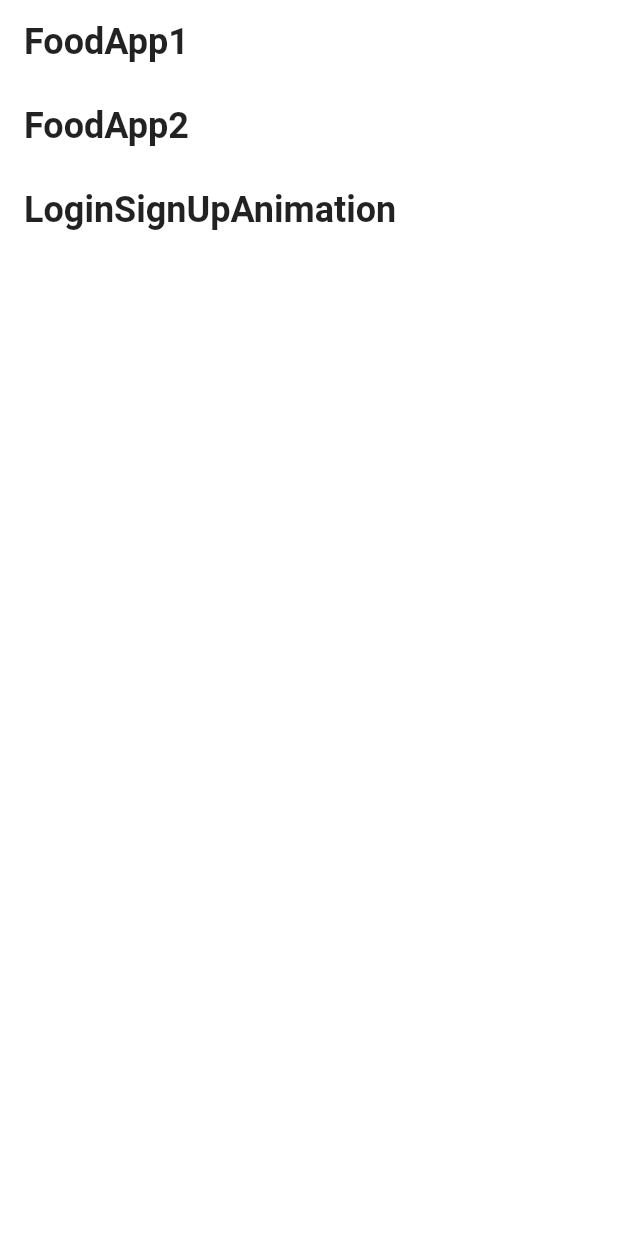
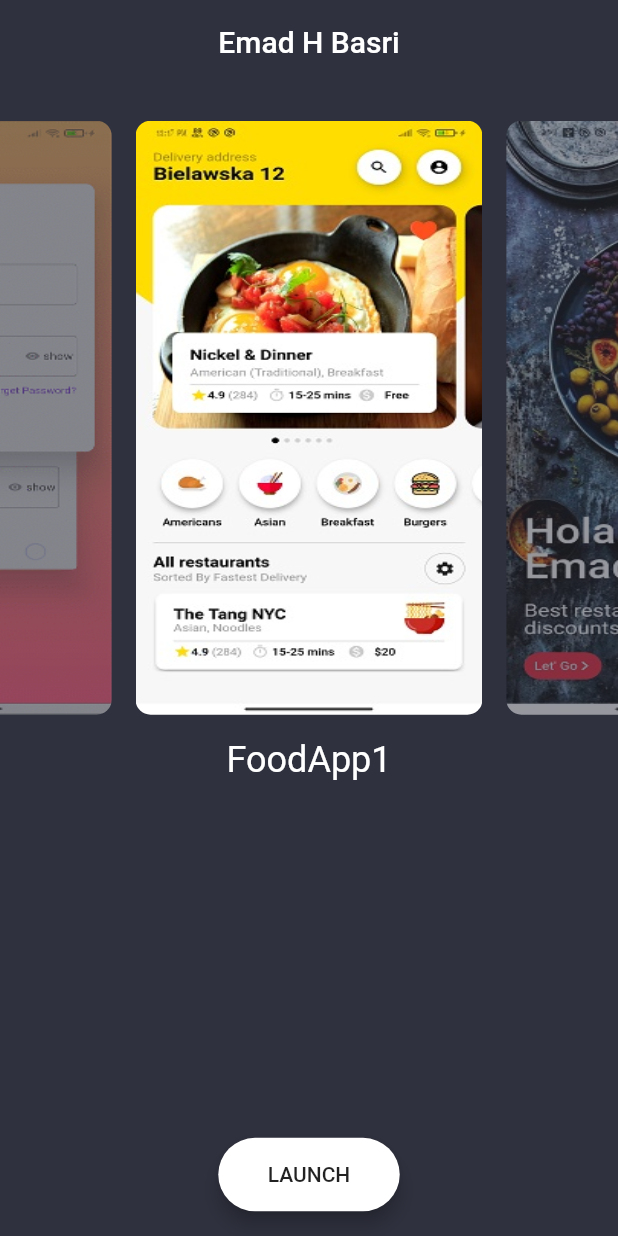
Before and after one commit to emadhbasri/speedcodeFlutter, a Flutter app: the screen it shows after launch, on a phone screen of 412 x 824 dp. Run offline on Flutter 3.47's test engine with Material 2 defaults, Android fonts, the phone set to English and light mode, and no system bars; our stand-ins replace flutter_spinkit, flutter_swiper; missing offline and left inert: flutter_statusbarcolor.

Commit message:
change main ui

```diff
--- a/lib/main.dart
+++ b/lib/main.dart
@@ -4,20 +4,34 @@ import 'LoginSignUpAnimation/Pages/LoginPage.dart';
 import 'foodApp1/foodApp1.dart';
 import 'foodApp2/foodApp2.dart';
 import 'functions.dart';
+
 void main() {
   runApp(MyApp());
+}
+
+class UiItems {
+  final List<String> image;
+  final String title;
+  final String subtitle;
+  final Function page;
+  const UiItems({this.image, this.title, this.subtitle, this.page});
 }
 
 class MyApp extends StatelessWidget {
   @override
   Widget build(BuildContext context) {
-    return new MaterialApp(
+    return MaterialApp(
       title: 'Emad H Basri',
       debugShowCheckedModeBanner: false,
       theme: new ThemeData(
         primarySwatch: Colors.blue,
       ),
-      home: Home(),
+      home: Builder(
+        builder: (context) {
+          screenSize = MediaQuery.of(context).size;
+          return Home();
+        },
+      ),
     );
   }
 }
@@ -28,75 +42,135 @@ class Home extends StatefulWidget {
 }
 
 class _HomeState extends State<Home> {
-  @override
-  void initState() {
+  PageController _controller =
+      PageController(initialPage: 999, viewportFraction: 0.6);
+  int _currentIndex = 0;
+  List<UiItems> _list;
+  doDefaultStatusBar() {
     statusSet(
-        statusBar: Colors.white,
-        statusBarIconIsWhite: false,
-        navigationBar: Colors.white,
-        navigationBarLineIsWhite: false);
-    super.initState();
+        statusBar: Color.fromRGBO(47, 49, 62, 1),
+        statusBarIconIsWhite: true,
+        navigationBar: Color.fromRGBO(47, 49, 62, 1),
+        navigationBarLineIsWhite: true);
   }
 
   @override
+  void initState() {
+    doDefaultStatusBar();
+    _list = [
+      UiItems(
+          image: ['assets/images/UiItems/foodApp1.jpg'],
+          title: 'FoodApp1',
+          subtitle: '',
+          page: () async {
+            await Go.push(context, FoodApp1());
+            doDefaultStatusBar();
+          }),
+      UiItems(
+          image: [
+            'assets/images/UiItems/foodApp2_1.jpg',
+            'assets/images/UiItems/foodApp2_2.jpg',
+            'assets/images/UiItems/foodApp2_3.jpg',
+          ],
+          title: 'FoodApp2',
+          subtitle: '',
+          page: () async {
+            await statusSet(
+                statusBar: Colors.transparent, statusBarIconIsWhite: false);
+            await Go.push(context, FoodApp2());
+            doDefaultStatusBar();
+          }),
+      UiItems(
+          image: ['assets/images/UiItems/LoginSignUpAnimation.gif'],
+          title: 'LoginSignUpAnimation',
+          subtitle: '',
+          page: () async {
+            await statusSet(
+                statusBar: Colors.transparent, statusBarIconIsWhite: false);
+            await Go.push(context, ProviderLogin());
+            doDefaultStatusBar();
+          }),
+    ];
+    super.initState();
+  }
+  @override
   Widget build(BuildContext context) {
-    screenSize = MediaQuery.of(context).size;
-    return Container(
-        color: Colors.white,
-        child: SafeArea(
-            child: Scaffold(
-          backgroundColor: Colors.white,
-          body: ListView(
+    return Scaffold(
+      backgroundColor: Color.fromRGBO(47, 49, 62, 1),
+      appBar: AppBar(
+        backgroundColor: Color.fromRGBO(47, 49, 62, 1),
+        elevation: 0,
+        centerTitle: true,
+        title: Text('Emad H Basri'),
+      ),
+      body: Column(
         children: [
-              ListTile(
+          SizedBox(height: doubleHeight(2)),
+          SizedBox(
+            width: double.maxFinite,
+            height: doubleHeight(50),
+            child: PageView.builder(
+              scrollDirection: Axis.horizontal,
+              controller: _controller,
+              onPageChanged: (index) {
+                setState(() {
+                  _currentIndex = index % _list.length;
+                });
+              },
+              itemBuilder: (context, index) {
+                return _pageItemBuilder(
+                    _list[index % _list.length], index % _list.length);
+              },
+            ),
+          ),
+          SizedBox(height: doubleHeight(1)),
 
-                title: Text(
-                  'FoodApp1',
+          Text(_list[_currentIndex].title,
               style: Theme.of(context)
                   .textTheme
                   .headline5
-                      .copyWith(fontWeight: FontWeight.bold),
-                ),
-                onTap: () async {
-                  await Go.push(context, FoodApp1());
-                  statusSet(
-                      statusBar: Colors.white, statusBarIconIsWhite: false);
-                },
-              ),
-              ListTile(
-                title: Text(
-                  'FoodApp2',
+                  .copyWith(color: Colors.white)),
+          Text(_list[_currentIndex].subtitle ?? '',
               style: Theme.of(context)
                   .textTheme
-                      .headline5
-                      .copyWith(fontWeight: FontWeight.bold),
+                  .bodyText2
+                  .copyWith(color: Colors.white)),
+          Spacer(),
+          ElevatedButton(
+              onPressed: () {
+                _list[_currentIndex].page();
+              },
+              child: Text(
+                'LAUNCH',
+                style: Theme.of(context).textTheme.bodyText1,
               ),
-                onTap: () async {
-                  await statusSet(statusBar: Colors.transparent,
-                      statusBarIconIsWhite: false);
-                  await Go.push(context, FoodApp2());
-                  statusSet(
-                      statusBar: Colors.white, statusBarIconIsWhite: false);
-                },
-              ),
-              ListTile(
-                title: Text(
-                  'LoginSignUpAnimation',
-                  style: Theme.of(context)
-                      .textTheme
-                      .headline5
-                      .copyWith(fontWeight: FontWeight.bold),
-                ),
-                onTap: () async {
-                  await statusSet(statusBar: Colors.transparent,
-                      statusBarIconIsWhite: false);
-                  await Go.push(context, ProviderLogin());
-                  statusSet(
-                      statusBar: Colors.white, statusBarIconIsWhite: false);
-                },
-              ),
+              style: ButtonStyle(
+                overlayColor:
+                    MaterialStateProperty.all(Colors.grey.withOpacity(0.5)),
+                backgroundColor: MaterialStateProperty.all(Colors.white),
+                elevation: MaterialStateProperty.all(5),
+                shape: MaterialStateProperty.all(StadiumBorder()),
+                padding: MaterialStateProperty.all(EdgeInsets.symmetric(
+                    horizontal: doubleWidth(8), vertical: doubleHeight(2))),
+              )),
+          SizedBox(height: doubleHeight(2)),
         ],
       ),
-        )));
+    );
+  }
+
+  _pageItemBuilder(UiItems item, int index) {
+    return Opacity(
+      opacity: _currentIndex != index ? 0.5 : 1,
+      child: Padding(
+        padding: const EdgeInsets.all(8.0),
+        child: ClipRRect(
+            borderRadius: BorderRadius.circular(10),
+            child: Image.asset(
+              item.image.first,
+              fit: BoxFit.fill,
+            )),
+      ),
+    );
   }
 }
--- a/pubspec.yaml
+++ b/pubspec.yaml
@@ -29,3 +29,4 @@ flutter:
     - assets/images/foodApp1/
     - assets/images/foodApp2/
     - assets/images/LoginSignUpAnimation/
+    - assets/images/UiItems/
```
Also changed, not shown: assets/images/UiItems/LoginSignUpAnimation.gif (added), assets/images/UiItems/foodApp1.jpg (added), assets/images/UiItems/foodApp2_1.jpg (added), assets/images/UiItems/foodApp2_2.jpg (added), assets/images/UiItems/foodApp2_3.jpg (added). Lines whose indentation alone changed are shown as unchanged.
